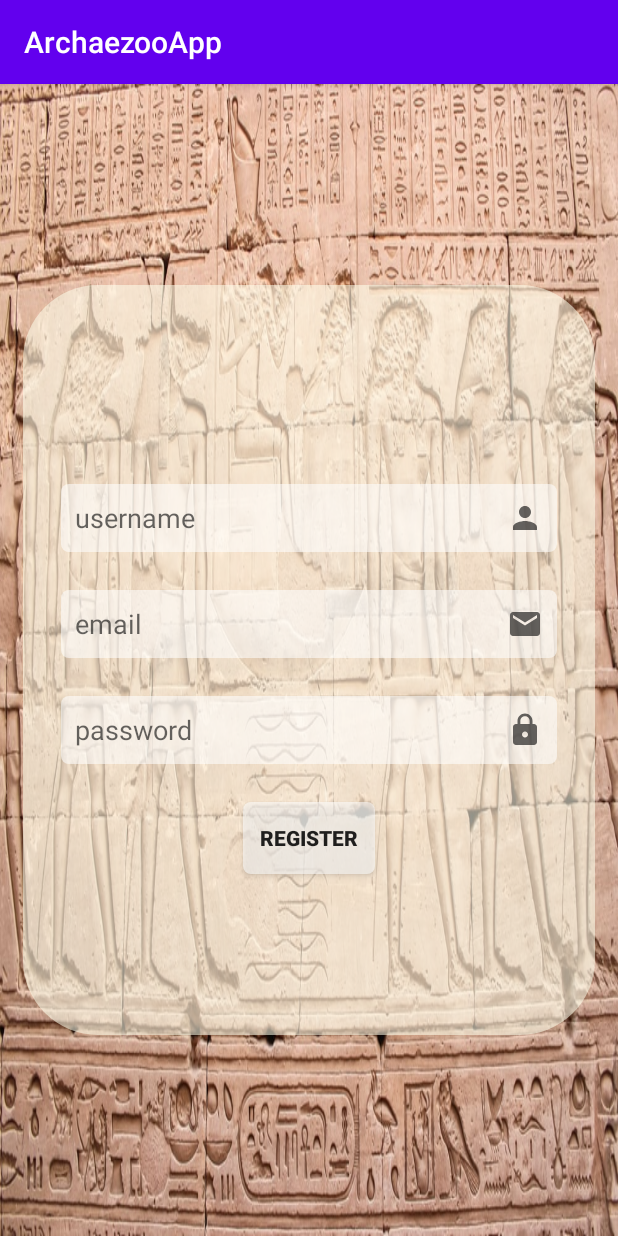
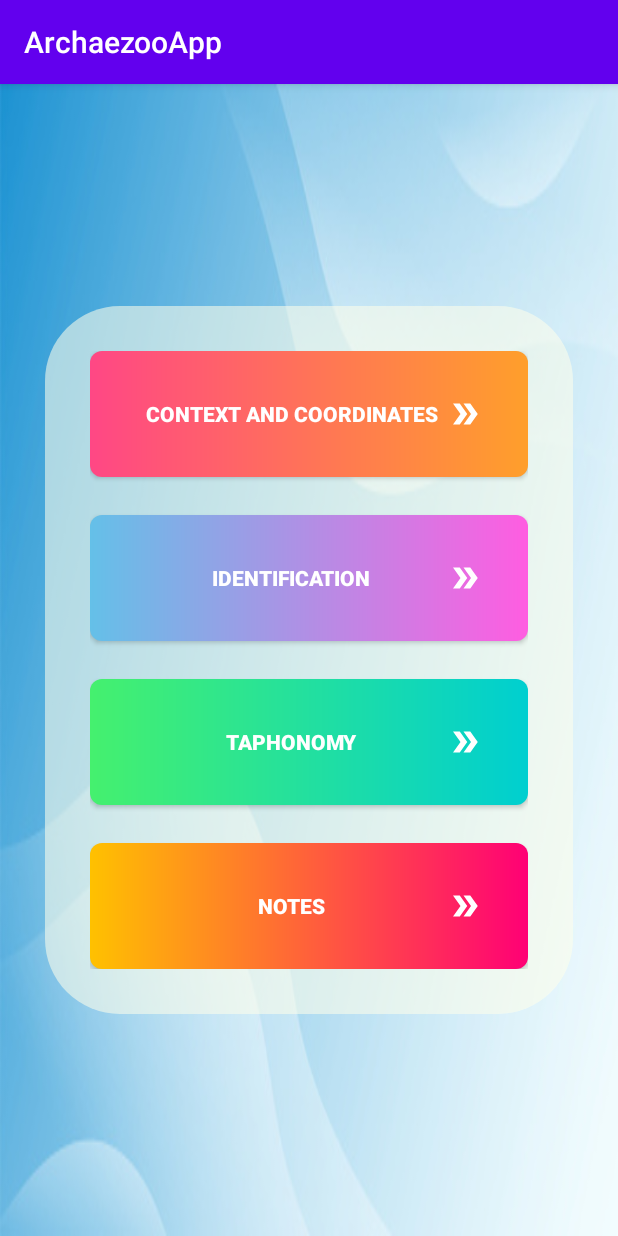
Before and after one commit to NiharikaMogarampalli/SRIP-Archaezoological-App, an Android app: the register screen opened directly, with no data from a screen before it, after a tap on "REGISTER", on a phone screen of 412 x 824 dp. Run offline under Robolectric (Android 15) with nearby library versions, the phone set to English and light mode, and no system bars.

Commit message:
third commit

```diff
--- a/app/src/main/AndroidManifest.xml
+++ b/app/src/main/AndroidManifest.xml
@@ -9,22 +9,18 @@
         android:roundIcon="@mipmap/ic_launcher_round"
         android:supportsRtl="true"
         android:theme="@style/AppTheme">
+        <activity android:name=".HomeScreen"></activity>
+        <activity
+            android:name=".splash"
+            android:theme="@style/Theme.AppCompat.NoActionBar">
+            <intent-filter>
+                <action android:name="android.intent.action.MAIN" />
 
-
-        <activity android:name=".splash"
-                android:theme="@style/Theme.AppCompat.NoActionBar">
-                <intent-filter>
-                    <action android:name="android.intent.action.MAIN" />
-
-                    <category android:name="android.intent.category.LAUNCHER" />
-                </intent-filter>
-
+                <category android:name="android.intent.category.LAUNCHER" />
+            </intent-filter>
         </activity>
-
         <activity android:name=".register" />
-        <activity android:name=".MainActivity">
-
-        </activity>
+        <activity android:name=".MainActivity"></activity>
     </application>
 
 </manifest>
--- /dev/null
+++ b/app/src/main/java/com/example/archaezooapp/HomeScreen.java
@@ -0,0 +1,14 @@
+package com.example.archaezooapp;
+
+import androidx.appcompat.app.AppCompatActivity;
+
+import android.os.Bundle;
+
+public class HomeScreen extends AppCompatActivity {
+
+    @Override
+    protected void onCreate(Bundle savedInstanceState) {
+        super.onCreate(savedInstanceState);
+        setContentView(R.layout.activity_home_screen);
+    }
+}
--- a/app/src/main/java/com/example/archaezooapp/MainActivity.java
+++ b/app/src/main/java/com/example/archaezooapp/MainActivity.java
@@ -18,6 +18,7 @@ public class MainActivity extends AppCompatActivity {
 
     public void login(View view) {
         Toast.makeText(this, "Successfully Logged in", Toast.LENGTH_SHORT).show();
+        startActivity(new Intent(MainActivity.this,HomeScreen.class));
     }
 
     public void gotoregister(View view) {
--- a/app/src/main/java/com/example/archaezooapp/register.java
+++ b/app/src/main/java/com/example/archaezooapp/register.java
@@ -2,6 +2,7 @@ package com.example.archaezooapp;
 
 import androidx.appcompat.app.AppCompatActivity;
 
+import android.content.Intent;
 import android.os.Bundle;
 import android.view.View;
 import android.widget.Toast;
@@ -16,5 +17,6 @@ public class register extends AppCompatActivity {
 
     public void register(View view) {
         Toast.makeText(this, "Registered successfully", Toast.LENGTH_SHORT).show();
+        startActivity(new Intent(register.this,HomeScreen.class));
     }
 }
--- a/app/src/main/java/com/example/archaezooapp/splash.java
+++ b/app/src/main/java/com/example/archaezooapp/splash.java
@@ -16,6 +16,6 @@ public class splash extends AppCompatActivity {
             public void run() {
                 startActivity(new Intent(splash.this,MainActivity.class));
             }
-        },3000);
+        },2000);
     }
 }
--- /dev/null
+++ b/app/src/main/res/drawable/buttonshape1.xml
@@ -0,0 +1,12 @@
+<?xml version="1.0" encoding="utf-8"?>
+<shape xmlns:android="http://schemas.android.com/apk/res/android"
+    android:shape="rectangle">
+
+    <corners android:radius="8dp"/>
+    <gradient
+        android:angle="0"
+        android:startColor="#FF4785"
+        android:endColor="#FF9F2B"/>
+
+
+</shape>
--- /dev/null
+++ b/app/src/main/res/drawable/buttonshape2.xml
@@ -0,0 +1,12 @@
+<?xml version="1.0" encoding="utf-8"?>
+<shape xmlns:android="http://schemas.android.com/apk/res/android"
+    android:shape="rectangle">
+
+    <corners android:radius="8dp"/>
+    <gradient
+        android:angle="0"
+        android:startColor="#64C0E8"
+        android:endColor="#FF5DE1"/>
+
+
+</shape>
--- /dev/null
+++ b/app/src/main/res/drawable/buttonshape3.xml
@@ -0,0 +1,12 @@
+<?xml version="1.0" encoding="utf-8"?>
+<shape xmlns:android="http://schemas.android.com/apk/res/android"
+    android:shape="rectangle">
+
+    <corners android:radius="8dp"/>
+    <gradient
+        android:angle="0"
+        android:startColor="#45F06E"
+        android:endColor="#00CFD0"/>
+
+
+</shape>
--- /dev/null
+++ b/app/src/main/res/drawable/buttonshape4.xml
@@ -0,0 +1,12 @@
+<?xml version="1.0" encoding="utf-8"?>
+<shape xmlns:android="http://schemas.android.com/apk/res/android"
+    android:shape="rectangle">
+
+    <corners android:radius="8dp"/>
+    <gradient
+        android:angle="0"
+        android:startColor="#FFC100"
+        android:endColor="#FF0075"/>
+
+
+</shape>
--- /dev/null
+++ b/app/src/main/res/drawable/ic_baseline_double_arrow_24.xml
@@ -0,0 +1,6 @@
+<vector android:height="24dp" android:tint="#FFFFFF"
+    android:viewportHeight="24" android:viewportWidth="24"
+    android:width="24dp" xmlns:android="http://schemas.android.com/apk/res/android">
+    <path android:fillColor="@android:color/white" android:pathData="M15.5,5l-4.5,0l5,7l-5,7l4.5,0l5,-7z"/>
+    <path android:fillColor="@android:color/white" android:pathData="M8.5,5l-4.5,0l5,7l-5,7l4.5,0l5,-7z"/>
+</vector>
--- /dev/null
+++ b/app/src/main/res/layout/activity_home_screen.xml
@@ -0,0 +1,68 @@
+<?xml version="1.0" encoding="utf-8"?>
+<LinearLayout xmlns:android="http://schemas.android.com/apk/res/android"
+    xmlns:app="http://schemas.android.com/apk/res-auto"
+    xmlns:tools="http://schemas.android.com/tools"
+    android:layout_width="match_parent"
+    android:layout_height="match_parent"
+    android:orientation="vertical"
+    android:background="@drawable/pic1"
+    android:paddingLeft="30dp"
+    android:paddingRight="30dp"
+    android:gravity="center"
+    tools:context=".HomeScreen">
+
+    <LinearLayout
+        android:layout_width="match_parent"
+        android:layout_height="wrap_content"
+        android:orientation="vertical"
+        android:background="@drawable/layoutshape"
+        android:padding="30dp"
+        >
+
+    <Button
+        android:layout_width="match_parent"
+        android:layout_height="wrap_content"
+        android:text="Context and Coordinates"
+        android:background="@drawable/buttonshape1"
+        android:textStyle="bold"
+        android:drawableRight="@drawable/ic_baseline_double_arrow_24"
+        android:textColor="#FFFFFF"
+        android:padding="30dp"/>
+    <Button
+        android:layout_width="match_parent"
+        android:layout_marginTop="25dp"
+        android:layout_height="wrap_content"
+        android:text="Identification"
+        android:background="@drawable/buttonshape2"
+        android:textColor="#FFFFFF"
+        android:textStyle="bold"
+        android:drawableRight="@drawable/ic_baseline_double_arrow_24"
+        android:padding="30dp"/>
+    <Button
+        android:layout_width="match_parent"
+        android:layout_marginTop="25dp"
+        android:layout_height="wrap_content"
+        android:text="Taphonomy"
+        android:textStyle="bold"
+        android:drawableRight="@drawable/ic_baseline_double_arrow_24"
+        android:background="@drawable/buttonshape3"
+        android:textColor="#FFFFFF"
+        android:padding="30dp"/>
+    <Button
+        android:layout_width="match_parent"
+        android:layout_height="wrap_content"
+        android:text="Notes"
+        android:textStyle="bold"
+        android:layout_marginTop="25dp"
+        android:drawableRight="@drawable/ic_baseline_double_arrow_24"
+        android:background="@drawable/buttonshape4"
+        android:textColor="#FFFFFF"
+        android:padding="30dp"/>
+
+</LinearLayout>
+
+
+
+
+
+</LinearLayout>
```
Also changed, not shown: app/src/main/res/drawable-v24/pic1.jpg (added).
